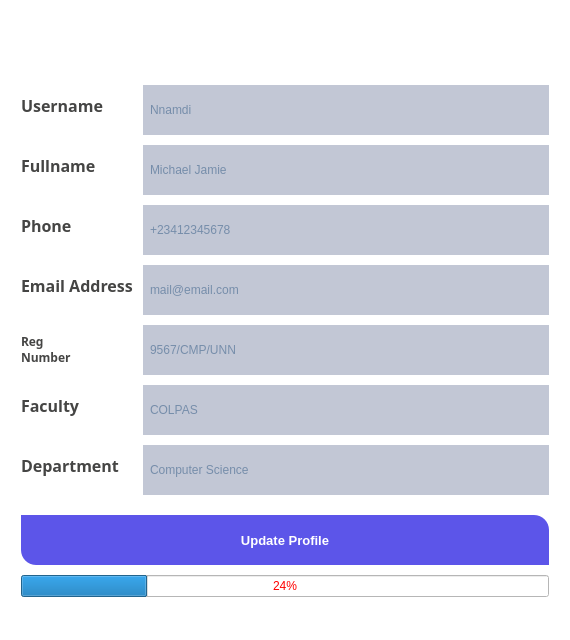
The window that ui/studentEditProfile.ui (KramStyles/ada) describes before a commit, drawn with Qt 5.
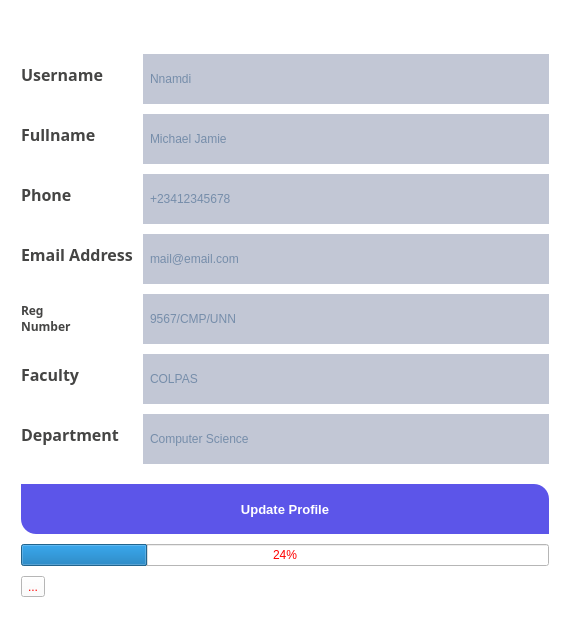
The same window after the commit. Icons and pictures are not drawn.

Diff of the .ui file:
```diff
--- a/ui/studentEditProfile.ui
+++ b/ui/studentEditProfile.ui
@@ -675,7 +675,7 @@
        </property>
       </widget>
      </item>
-     <item row="15" column="0" colspan="2">
+     <item row="16" column="0" colspan="2">
       <widget class="QLabel" name="lblMsg">
        <property name="styleSheet">
         <string notr="true">color: #5564F2;</string>
@@ -718,6 +718,13 @@
        </property>
       </widget>
      </item>
+     <item row="15" column="0">
+      <widget class="QToolButton" name="toolButton">
+       <property name="text">
+        <string>...</string>
+       </property>
+      </widget>
+     </item>
     </layout>
    </item>
   </layout>
```
